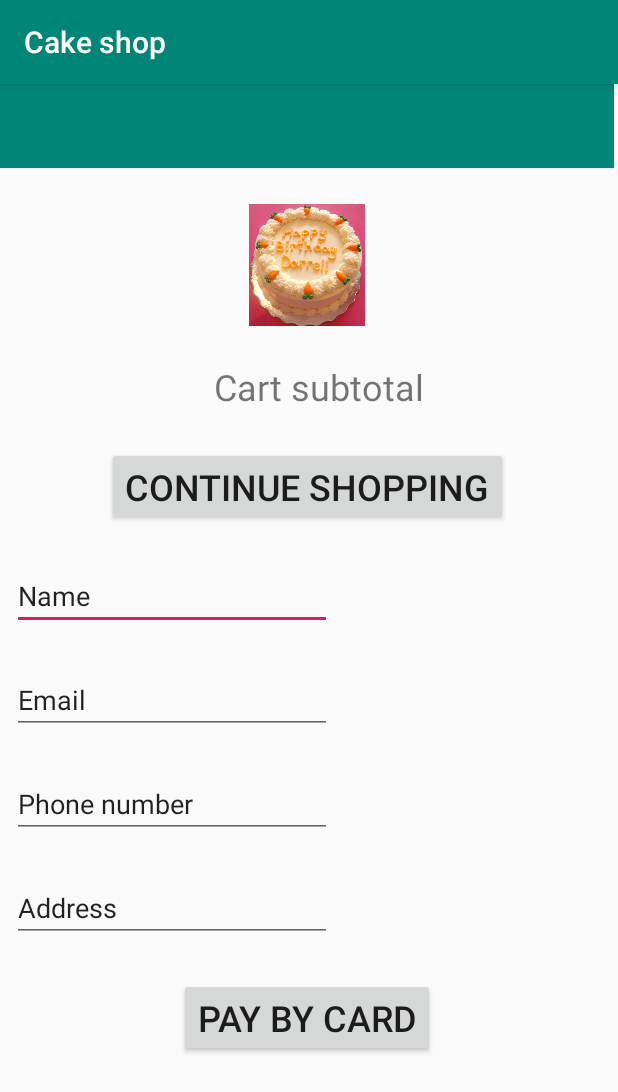
After one commit to katalina1212/cake-shop, an Android app: the ShoppingCartActivity screen opened directly, with no data from a screen before it, on a phone screen of 412 x 824 dp. The commit adds this screen. Shown: the top 1092 px of the screen. Run offline under Robolectric (Android 15) with nearby library versions, the phone set to English and light mode, and no system bars; our stand-ins replace Firebase (no records; nobody signed in at launch, a user with empty details on screens opened directly); 3 statements that could not run were skipped.

Commit message:
Added itemListCategory Added DescriptionActivity Started ShoppingCartActivity

```diff
--- a/app/build.gradle
+++ b/app/build.gradle
@@ -29,4 +29,5 @@ dependencies {
     testImplementation 'junit:junit:4.12'
     androidTestImplementation 'androidx.test.ext:junit:1.1.0'
     androidTestImplementation 'androidx.test.espresso:espresso-core:3.1.1'
+    implementation 'com.google.android.gms:play-services-maps:16.1.0'
 }
--- a/app/src/main/AndroidManifest.xml
+++ b/app/src/main/AndroidManifest.xml
@@ -9,7 +9,10 @@
         android:roundIcon="@mipmap/ic_launcher_round"
         android:supportsRtl="true"
         android:theme="@style/AppTheme">
-        <activity android:name=".DescriptionActivity"></activity>
+        <activity android:name=".TrackingActivity"></activity>
+        <activity android:name=".ConnectActivity" />
+        <activity android:name=".ShoppingCartActivity" />
+        <activity android:name=".DescriptionActivity" />
         <activity android:name=".PaymentActivity" />
         <activity android:name=".RegisterActivity" />
         <activity android:name=".LoginActivity" />
--- a/app/src/main/java/com/example/cakeshop/ItemListActivity.java
+++ b/app/src/main/java/com/example/cakeshop/ItemListActivity.java
@@ -50,7 +50,7 @@ public class ItemListActivity extends AppCompatActivity {
                     // here you can access to name property like university.name
 
                 }
-                itemList.setAdapter(new ItemListItemAdapter(thisActivity, items));
+                itemList.setAdapter(new ItemListItemAdapter(thisActivity, items,getIntent().getExtras().getString("category") ));
             }
 
             @Override
--- /dev/null
+++ b/app/src/main/java/com/example/cakeshop/ShoppingCartActivity.java
@@ -0,0 +1,77 @@
+package com.example.cakeshop;
+
+import androidx.appcompat.app.AppCompatActivity;
+
+import android.os.Bundle;
+import android.util.Log;
+import android.widget.Button;
+import android.widget.EditText;
+import android.widget.ImageView;
+import android.widget.TextView;
+
+import com.google.firebase.database.DataSnapshot;
+import com.google.firebase.database.DatabaseError;
+import com.google.firebase.database.DatabaseReference;
+import com.google.firebase.database.FirebaseDatabase;
+import com.google.firebase.database.ValueEventListener;
+
+public class ShoppingCartActivity extends AppCompatActivity {
+
+    private ImageView shoppingCartImage;
+    private TextView cartSubtotal;
+    private Button continueShopping;
+    private EditText namePay;
+    private EditText emailPay;
+    private EditText phonePay;
+    private EditText addressPay;
+    private Button payCard;
+
+    @Override
+    protected void onCreate(Bundle savedInstanceState) {
+        super.onCreate(savedInstanceState);
+        setContentView(R.layout.activity_shopping_cart);
+        shoppingCartImage.findViewById(R.id)
+
+
+
+        FirebaseDatabase database = FirebaseDatabase.getInstance();
+        DatabaseReference myRef = database.getReference("categories/"+getIntent().getExtras().getString("category")+"/"+getIntent().getExtras().getString("item"));
+
+        final Item[] item = {null};
+
+        // myRef.setValue("Hello, World!");
+        // Read from the database
+
+        myRef.addValueEventListener(new ValueEventListener() {
+            @Override
+            public void onDataChange(DataSnapshot dataSnapshot) {
+                // This method is called once with the initial value and again
+                // whenever data at this location is updated.
+
+                item[0] = new Item(dataSnapshot.getKey(),
+                        dataSnapshot.child("description").getValue(String.class),
+                        dataSnapshot.child("image").getValue(String.class),
+                        dataSnapshot.child("price").getValue(Integer.class));
+                itemName.setText(item[0].getName());
+                itemPrice.setText(String.valueOf(item[0].getPrice()));
+                itemDescription.setText(item[0].getDescription());
+                itemImage.setImageResource(R.drawable.birthday_carrot_cake);
+
+
+
+                // here you can access to name property like university.name
+
+            }
+
+            @Override
+            public void onCancelled(DatabaseError error) {
+                // Failed to read value
+                Log.w("Firebase", "Failed to read value.", error.toException());
+            }
+
+        });
+
+    }
+
+
+}
--- a/app/src/main/res/layout/activity_cover.xml
+++ b/app/src/main/res/layout/activity_cover.xml
@@ -21,7 +21,7 @@
         android:layout_width="wrap_content"
         android:layout_height="wrap_content"
         android:layout_marginTop="164dp"
-        android:text="Cake Shop"
+        android:text="@string/titleCoverScreenTextView"
         android:textColor="@android:color/holo_blue_dark"
         android:textSize="36sp"
         android:textStyle="bold|italic"
--- a/app/src/main/res/layout/activity_description.xml
+++ b/app/src/main/res/layout/activity_description.xml
@@ -52,11 +52,11 @@
     <TextView
         android:id="@+id/item_description"
         android:layout_width="320dp"
-        android:layout_height="180dp"
+        android:layout_height="120dp"
         android:layout_marginTop="32dp"
         android:maxLines="5"
         android:text="Lorem ipsum dolor sit amet, consectetur adipiscing elit, sed do eiusmod tempor incididunt ut labore et dolore magna aliqua. Ut enim ad minim veniam, quis nostrud exercitation ullamco Pieces: 12"
-        android:textSize="24sp"
+        android:textSize="18sp"
         app:layout_constraintEnd_toEndOf="parent"
         app:layout_constraintStart_toStartOf="parent"
         app:layout_constraintTop_toBottomOf="@+id/item_price" />
--- a/app/src/main/res/layout/activity_login.xml
+++ b/app/src/main/res/layout/activity_login.xml
@@ -25,7 +25,7 @@
         app:layout_constraintEnd_toEndOf="parent"
         app:layout_constraintStart_toStartOf="parent"
         app:layout_constraintTop_toBottomOf="@+id/toolbar2"
-        app:srcCompat="@android:drawable/btn_star_big_on" />
+        app:srcCompat="@drawable/cupcake_logo" />
 
     <EditText
         android:id="@+id/email_text"
@@ -34,7 +34,6 @@
         android:layout_marginTop="86dp"
         android:ems="10"
         android:inputType="textPersonName"
-        android:text="Email"
         app:layout_constraintEnd_toEndOf="parent"
         app:layout_constraintStart_toStartOf="parent"
         app:layout_constraintTop_toBottomOf="@+id/imageView3" />
--- /dev/null
+++ b/app/src/main/res/layout/activity_shopping_cart.xml
@@ -0,0 +1,117 @@
+<?xml version="1.0" encoding="utf-8"?>
+<androidx.constraintlayout.widget.ConstraintLayout xmlns:android="http://schemas.android.com/apk/res/android"
+    xmlns:app="http://schemas.android.com/apk/res-auto"
+    xmlns:tools="http://schemas.android.com/tools"
+    android:layout_width="wrap_content"
+    android:layout_height="match_parent"
+    tools:context=".ShoppingCartActivity">
+
+    <androidx.appcompat.widget.Toolbar
+        android:id="@+id/toolbar7"
+        android:layout_width="409dp"
+        android:layout_height="wrap_content"
+        android:background="?attr/colorPrimary"
+        android:minHeight="?attr/actionBarSize"
+        android:theme="?attr/actionBarTheme"
+        app:layout_constraintEnd_toEndOf="parent"
+        app:layout_constraintStart_toStartOf="parent"
+        app:layout_constraintTop_toTopOf="parent" />
+
+    <TextView
+        android:id="@+id/cart_subtotal"
+        android:layout_width="wrap_content"
+        android:layout_height="wrap_content"
+        android:layout_marginStart="16dp"
+        android:layout_marginLeft="16dp"
+        android:layout_marginTop="24dp"
+        android:text="Cart subtotal"
+        android:textSize="24sp"
+        app:layout_constraintEnd_toEndOf="parent"
+        app:layout_constraintStart_toStartOf="parent"
+        app:layout_constraintTop_toBottomOf="@+id/shopping_cart_image" />
+
+    <Button
+        android:id="@+id/continue_shopping"
+        android:layout_width="wrap_content"
+        android:layout_height="wrap_content"
+        android:layout_marginTop="24dp"
+        android:text="Continue Shopping"
+        android:textSize="24sp"
+        app:layout_constraintEnd_toEndOf="parent"
+        app:layout_constraintStart_toStartOf="parent"
+        app:layout_constraintTop_toBottomOf="@+id/cart_subtotal" />
+
+    <EditText
+        android:id="@+id/name_pay"
+        android:layout_width="wrap_content"
+        android:layout_height="wrap_content"
+        android:layout_marginStart="8dp"
+        android:layout_marginLeft="8dp"
+        android:layout_marginTop="24dp"
+        android:ems="10"
+        android:inputType="textPersonName"
+        android:text="Name"
+        app:layout_constraintStart_toStartOf="parent"
+        app:layout_constraintTop_toBottomOf="@+id/continue_shopping" />
+
+    <EditText
+        android:id="@+id/email_pay"
+        android:layout_width="wrap_content"
+        android:layout_height="wrap_content"
+        android:layout_marginStart="8dp"
+        android:layout_marginLeft="8dp"
+        android:layout_marginTop="24dp"
+        android:ems="10"
+        android:inputType="textPersonName"
+        android:text="Email"
+        app:layout_constraintStart_toStartOf="parent"
+        app:layout_constraintTop_toBottomOf="@+id/name_pay" />
+
+    <EditText
+        android:id="@+id/phone_pay"
+        android:layout_width="wrap_content"
+        android:layout_height="wrap_content"
+        android:layout_marginStart="8dp"
+        android:layout_marginLeft="8dp"
+        android:layout_marginTop="24dp"
+        android:ems="10"
+        android:inputType="textPersonName"
+        android:text="Phone number"
+        app:layout_constraintStart_toStartOf="parent"
+        app:layout_constraintTop_toBottomOf="@+id/email_pay" />
+
+    <EditText
+        android:id="@+id/address_pay"
+        android:layout_width="wrap_content"
+        android:layout_height="wrap_content"
+        android:layout_marginStart="8dp"
+        android:layout_marginLeft="8dp"
+        android:layout_marginTop="24dp"
+        android:ems="10"
+        android:inputType="textPersonName"
+        android:text="Address"
+        app:layout_constraintStart_toStartOf="parent"
+        app:layout_constraintTop_toBottomOf="@+id/phone_pay" />
+
+    <Button
+        android:id="@+id/pay_card"
+        android:layout_width="wrap_content"
+        android:layout_height="wrap_content"
+        android:layout_marginTop="24dp"
+        android:text="Pay by card"
+        android:textSize="24sp"
+        app:layout_constraintEnd_toEndOf="parent"
+        app:layout_constraintStart_toStartOf="parent"
+        app:layout_constraintTop_toBottomOf="@+id/address_pay" />
+
+    <ImageView
+        android:id="@+id/shopping_cart_image"
+        android:layout_width="77dp"
+        android:layout_height="81dp"
+        android:layout_marginTop="24dp"
+        app:layout_constraintEnd_toEndOf="parent"
+        app:layout_constraintStart_toStartOf="parent"
+        app:layout_constraintTop_toBottomOf="@+id/toolbar7"
+        app:srcCompat="@drawable/birthday_carrot_cake" />
+
+</androidx.constraintlayout.widget.ConstraintLayout>
--- a/app/src/main/res/values/strings.xml
+++ b/app/src/main/res/values/strings.xml
@@ -1,3 +1,4 @@
 <resources>
     <string name="app_name">Cake shop</string>
+    <string name="titleCoverScreenTextView">Cake Shop</string>
 </resources>
```
Also changed, not shown: app/src/main/java/com/example/cakeshop/ConnectActivity.java (added, +14 -0 lines), app/src/main/java/com/example/cakeshop/DescriptionActivity.java (+20 -1 lines), app/src/main/java/com/example/cakeshop/ItemListItemAdapter.java (+30 -2 lines), app/src/main/java/com/example/cakeshop/LoginEntryActivity.java (+30 -0 lines), app/src/main/java/com/example/cakeshop/TrackingActivity.java (added, +14 -0 lines), app/src/main/res/layout/activity_connect.xml (added, +37 -0 lines), app/src/main/res/layout/activity_tracking.xml (added, +19 -0 lines), app/src/main/res/drawable/birthday_carrot_cake.png (added), app/src/main/res/drawable/cupcake_logo.jpg (added), app/src/main/res/drawable/facebook_icon.png (added).
